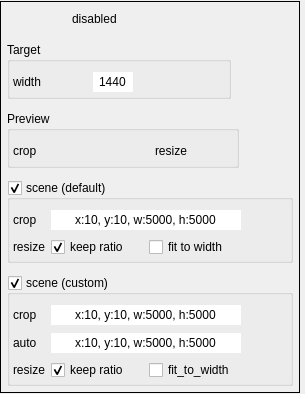
JepEtau/mco, file tools/ui/ui/ui_widget_geometry.ui: the form before one commit.
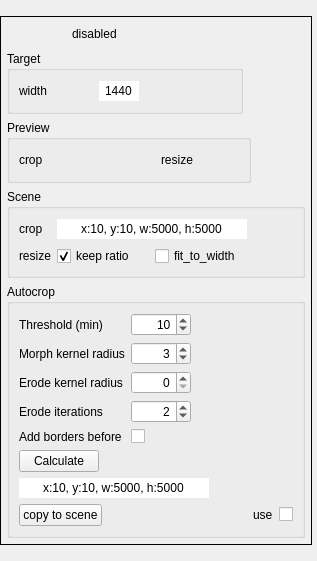
The form after the commit. Icons and pictures are not drawn.

Commit message: refactored geometry widget adding autocrop

The edit to the form file:
```diff
--- a/tools/ui/ui/ui_widget_geometry.ui
+++ b/tools/ui/ui/ui_widget_geometry.ui
@@ -6,8 +6,8 @@
    <rect>
     <x>0</x>
     <y>0</y>
-    <width>305</width>
-    <height>394</height>
+    <width>317</width>
+    <height>561</height>
    </rect>
   </property>
   <property name="sizePolicy">
@@ -47,9 +47,6 @@
       <enum>QFrame::Shadow::Plain</enum>
      </property>
      <layout class="QVBoxLayout" name="verticalLayout_2">
-      <property name="spacing">
-       <number>12</number>
-      </property>
       <property name="leftMargin">
        <number>6</number>
       </property>
@@ -207,19 +204,7 @@
         <property name="checked">
          <bool>false</bool>
         </property>
-        <layout class="QGridLayout" name="gridLayout">
-         <property name="leftMargin">
-          <number>3</number>
-         </property>
-         <property name="topMargin">
-          <number>9</number>
-         </property>
-         <property name="rightMargin">
-          <number>3</number>
-         </property>
-         <property name="bottomMargin">
-          <number>3</number>
-         </property>
+        <layout class="QGridLayout" name="_2">
          <item row="0" column="0">
           <widget class="QLabel" name="label_9">
            <property name="lineWidth">
@@ -363,19 +348,7 @@
         <property name="checked">
          <bool>false</bool>
         </property>
-        <layout class="QGridLayout" name="gridLayout_4">
-         <property name="leftMargin">
-          <number>3</number>
-         </property>
-         <property name="topMargin">
-          <number>9</number>
-         </property>
-         <property name="rightMargin">
-          <number>3</number>
-         </property>
-         <property name="bottomMargin">
-          <number>3</number>
-         </property>
+        <layout class="QGridLayout" name="_3">
          <item row="0" column="2">
           <widget class="QPushButton" name="pushButton_scene_crop_preview">
            <property name="focusPolicy">
@@ -481,156 +454,6 @@
         </layout>
        </widget>
       </item>
-      <item>
-       <widget class="QGroupBox" name="groupBox_default_scene_geometry">
-        <property name="enabled">
-         <bool>true</bool>
-        </property>
-        <property name="sizePolicy">
-         <sizepolicy hsizetype="Maximum" vsizetype="Preferred">
-          <horstretch>0</horstretch>
-          <verstretch>0</verstretch>
-         </sizepolicy>
-        </property>
-        <property name="focusPolicy">
-         <enum>Qt::FocusPolicy::NoFocus</enum>
-        </property>
-        <property name="title">
-         <string>scene (default)</string>
-        </property>
-        <property name="checkable">
-         <bool>true</bool>
-        </property>
-        <property name="checked">
-         <bool>true</bool>
-        </property>
-        <layout class="QGridLayout" name="gridLayout_3">
-         <property name="leftMargin">
-          <number>3</number>
-         </property>
-         <property name="topMargin">
-          <number>9</number>
-         </property>
-         <property name="rightMargin">
-          <number>3</number>
-         </property>
-         <property name="bottomMargin">
-          <number>3</number>
-         </property>
-         <item row="1" column="1">
-          <layout class="QHBoxLayout" name="horizontalLayout_4">
-           <item>
-            <widget class="QCheckBox" name="checkBox_default_scene_keep_ratio">
-             <property name="enabled">
-              <bool>true</bool>
-             </property>
-             <property name="focusPolicy">
-              <enum>Qt::FocusPolicy::NoFocus</enum>
-             </property>
-             <property name="text">
-              <string>keep ratio</string>
-             </property>
-             <property name="checked">
-              <bool>true</bool>
-             </property>
-            </widget>
-           </item>
-           <item>
-            <widget class="QCheckBox" name="checkBox_default_scene_fit_to_width">
-             <property name="enabled">
-              <bool>true</bool>
-             </property>
-             <property name="focusPolicy">
-              <enum>Qt::FocusPolicy::NoFocus</enum>
-             </property>
-             <property name="text">
-              <string>fit to width</string>
-             </property>
-            </widget>
-           </item>
-          </layout>
-         </item>
-         <item row="1" column="0">
-          <widget class="QLabel" name="label_20">
-           <property name="lineWidth">
-            <number>0</number>
-           </property>
-           <property name="text">
-            <string>resize</string>
-           </property>
-          </widget>
-         </item>
-         <item row="0" column="1">
-          <widget class="QLineEdit" name="lineEdit_default_scene_crop_rectangle">
-           <property name="sizePolicy">
-            <sizepolicy hsizetype="Fixed" vsizetype="Fixed">
-             <horstretch>0</horstretch>
-             <verstretch>0</verstretch>
-            </sizepolicy>
-           </property>
-           <property name="minimumSize">
-            <size>
-             <width>190</width>
-             <height>0</height>
-            </size>
-           </property>
-           <property name="maximumSize">
-            <size>
-             <width>190</width>
-             <height>16777215</height>
-            </size>
-           </property>
-           <property name="text">
-            <string>x:10, y:10, w:5000, h:5000</string>
-           </property>
-           <property name="frame">
-            <bool>false</bool>
-           </property>
-           <property name="alignment">
-            <set>Qt::AlignmentFlag::AlignCenter</set>
-           </property>
-           <property name="readOnly">
-            <bool>true</bool>
-           </property>
-          </widget>
-         </item>
-         <item row="0" column="2">
-          <widget class="QPushButton" name="pushButton_default_scene_discard">
-           <property name="sizePolicy">
-            <sizepolicy hsizetype="Maximum" vsizetype="Fixed">
-             <horstretch>0</horstretch>
-             <verstretch>0</verstretch>
-            </sizepolicy>
-           </property>
-           <property name="focusPolicy">
-            <enum>Qt::FocusPolicy::NoFocus</enum>
-           </property>
-           <property name="text">
-            <string extracomment="Undo (Ctrl-Z)"/>
-           </property>
-           <property name="icon">
-            <iconset>
-             <normaloff>../../icons/grey/undo.svg</normaloff>
-             <normalon>../../icons/purple/undo.svg</normalon>../../icons/grey/undo.svg</iconset>
-           </property>
-           <property name="flat">
-            <bool>true</bool>
-           </property>
-          </widget>
-         </item>
-         <item row="0" column="0">
-          <widget class="QLabel" name="label_11">
-           <property name="lineWidth">
-            <number>0</number>
-           </property>
-           <property name="text">
-            <string>crop</string>
-           </property>
-          </widget>
-         </item>
-        </layout>
-       </widget>
-      </item>
       <item>
        <widget class="QGroupBox" name="groupBox_scene_geometry">
         <property name="sizePolicy">
@@ -643,28 +466,40 @@
          <enum>Qt::FocusPolicy::NoFocus</enum>
         </property>
         <property name="title">
-         <string>scene (custom)</string>
+         <string>Scene</string>
         </property>
         <property name="checkable">
-         <bool>true</bool>
+         <bool>false</bool>
         </property>
         <property name="checked">
-         <bool>true</bool>
+         <bool>false</bool>
         </property>
         <layout class="QGridLayout" name="gridLayout_2">
-         <property name="leftMargin">
-          <number>3</number>
-         </property>
-         <property name="topMargin">
-          <number>9</number>
-         </property>
-         <property name="rightMargin">
-          <number>3</number>
-         </property>
-         <property name="bottomMargin">
-          <number>3</number>
-         </property>
-         <item row="2" column="0">
+         <item row="0" column="2">
+          <widget class="QPushButton" name="pushButton_scene_discard">
+           <property name="sizePolicy">
+            <sizepolicy hsizetype="Maximum" vsizetype="Fixed">
+             <horstretch>0</horstretch>
+             <verstretch>0</verstretch>
+            </sizepolicy>
+           </property>
+           <property name="focusPolicy">
+            <enum>Qt::FocusPolicy::NoFocus</enum>
+           </property>
+           <property name="text">
+            <string extracomment="Undo (Ctrl-Z)"/>
+           </property>
+           <property name="icon">
+            <iconset>
+             <normaloff>../../icons/grey/undo.svg</normaloff>
+             <normalon>../../icons/purple/undo.svg</normalon>../../icons/grey/undo.svg</iconset>
+           </property>
+           <property name="flat">
+            <bool>true</bool>
+           </property>
+          </widget>
+         </item>
+         <item row="1" column="0">
           <widget class="QLabel" name="label_19">
            <property name="enabled">
             <bool>true</bool>
@@ -727,7 +562,7 @@
            </property>
           </widget>
          </item>
-         <item row="2" column="1">
+         <item row="1" column="1">
           <layout class="QHBoxLayout" name="horizontalLayout_3">
            <item>
             <widget class="QCheckBox" name="checkBox_scene_keep_ratio">
@@ -784,8 +619,161 @@
            </property>
           </widget>
          </item>
-         <item row="1" column="1">
-          <widget class="QLineEdit" name="lineEdit_scene_crop_rectangle_2">
+        </layout>
+       </widget>
+      </item>
+      <item>
+       <widget class="QGroupBox" name="groupBox">
+        <property name="title">
+         <string>Autocrop</string>
+        </property>
+        <layout class="QVBoxLayout" name="verticalLayout">
+         <item>
+          <layout class="QFormLayout" name="formLayout_3">
+           <property name="sizeConstraint">
+            <enum>QLayout::SizeConstraint::SetDefaultConstraint</enum>
+           </property>
+           <item row="0" column="0">
+            <widget class="QLabel" name="label">
+             <property name="text">
+              <string>Threshold (min)</string>
+             </property>
+            </widget>
+           </item>
+           <item row="0" column="1">
+            <widget class="QSpinBox" name="spinBox_threshold_min">
+             <property name="maximumSize">
+              <size>
+               <width>60</width>
+               <height>16777215</height>
+              </size>
+             </property>
+             <property name="alignment">
+              <set>Qt::AlignmentFlag::AlignRight|Qt::AlignmentFlag::AlignTrailing|Qt::AlignmentFlag::AlignVCenter</set>
+             </property>
+             <property name="maximum">
+              <number>127</number>
+             </property>
+             <property name="value">
+              <number>10</number>
+             </property>
+            </widget>
+           </item>
+           <item row="1" column="0">
+            <widget class="QLabel" name="label_2">
+             <property name="text">
+              <string>Morph kernel radius</string>
+             </property>
+            </widget>
+           </item>
+           <item row="1" column="1">
+            <widget class="QSpinBox" name="spinBox_morph_kernel_radius">
+             <property name="maximumSize">
+              <size>
+               <width>60</width>
+               <height>16777215</height>
+              </size>
+             </property>
+             <property name="alignment">
+              <set>Qt::AlignmentFlag::AlignRight|Qt::AlignmentFlag::AlignTrailing|Qt::AlignmentFlag::AlignVCenter</set>
+             </property>
+             <property name="minimum">
+              <number>0</number>
+             </property>
+             <property name="maximum">
+              <number>11</number>
+             </property>
+             <property name="value">
+              <number>3</number>
+             </property>
+            </widget>
+           </item>
+           <item row="2" column="0">
+            <widget class="QLabel" name="label_3">
+             <property name="text">
+              <string>Erode kernel radius</string>
+             </property>
+            </widget>
+           </item>
+           <item row="2" column="1">
+            <widget class="QSpinBox" name="spinBox_erode_kernel_radius">
+             <property name="maximumSize">
+              <size>
+               <width>60</width>
+               <height>16777215</height>
+              </size>
+             </property>
+             <property name="alignment">
+              <set>Qt::AlignmentFlag::AlignRight|Qt::AlignmentFlag::AlignTrailing|Qt::AlignmentFlag::AlignVCenter</set>
+             </property>
+             <property name="maximum">
+              <number>11</number>
+             </property>
+            </widget>
+           </item>
+           <item row="3" column="0">
+            <widget class="QLabel" name="label_4">
+             <property name="text">
+              <string>Erode iterations</string>
+             </property>
+            </widget>
+           </item>
+           <item row="3" column="1">
+            <widget class="QSpinBox" name="spinBox_erode_iterations">
+             <property name="maximumSize">
+              <size>
+               <width>60</width>
+               <height>16777215</height>
+              </size>
+             </property>
+             <property name="alignment">
+              <set>Qt::AlignmentFlag::AlignRight|Qt::AlignmentFlag::AlignTrailing|Qt::AlignmentFlag::AlignVCenter</set>
+             </property>
+             <property name="maximum">
+              <number>3</number>
+             </property>
+             <property name="value">
+              <number>2</number>
+             </property>
+            </widget>
+           </item>
+           <item row="4" column="0">
+            <widget class="QLabel" name="label_5">
+             <property name="text">
+              <string>Add borders before</string>
+             </property>
+            </widget>
+           </item>
+           <item row="4" column="1">
+            <widget class="QCheckBox" name="checkBox_do_add_borders">
+             <property name="maximumSize">
+              <size>
+               <width>60</width>
+               <height>16777215</height>
+              </size>
+             </property>
+             <property name="text">
+              <string notr="true"/>
+             </property>
+            </widget>
+           </item>
+           <item row="5" column="0">
+            <widget class="QPushButton" name="pushButton_calculate">
+             <property name="sizePolicy">
+              <sizepolicy hsizetype="Maximum" vsizetype="Fixed">
+               <horstretch>0</horstretch>
+               <verstretch>0</verstretch>
+              </sizepolicy>
+             </property>
+             <property name="text">
+              <string>Calculate</string>
+             </property>
+            </widget>
+           </item>
+          </layout>
+         </item>
+         <item>
+          <widget class="QLineEdit" name="lineEdit_scene_autocrop">
            <property name="enabled">
             <bool>true</bool>
            </property>
@@ -821,42 +809,52 @@
            </property>
           </widget>
          </item>
-         <item row="1" column="0">
-          <widget class="QLabel" name="label_13">
-           <property name="enabled">
-            <bool>true</bool>
-           </property>
-           <property name="lineWidth">
+         <item>
+          <layout class="QHBoxLayout" name="horizontalLayout_2">
+           <property name="bottomMargin">
             <number>0</number>
            </property>
-           <property name="text">
-            <string>auto</string>
-           </property>
-          </widget>
-         </item>
-         <item row="1" column="2">
-          <widget class="QPushButton" name="pushButton_autocrop">
-           <property name="sizePolicy">
-            <sizepolicy hsizetype="Maximum" vsizetype="Fixed">
-             <horstretch>0</horstretch>
-             <verstretch>0</verstretch>
-            </sizepolicy>
-           </property>
-           <property name="focusPolicy">
-            <enum>Qt::FocusPolicy::NoFocus</enum>
-           </property>
-           <property name="text">
-            <string extracomment="Undo (Ctrl-Z)"/>
-           </property>
-           <property name="icon">
-            <iconset>
-             <normaloff>../../icons/grey/undo.svg</normaloff>
-             <normalon>../../icons/blue/calculator.svg</normalon>../../icons/grey/undo.svg</iconset>
-           </property>
-           <property name="flat">
-            <bool>true</bool>
-           </property>
-          </widget>
+           <item>
+            <widget class="QPushButton" name="pushButton_copy_to_scene">
+             <property name="sizePolicy">
+              <sizepolicy hsizetype="Maximum" vsizetype="Fixed">
+               <horstretch>0</horstretch>
+               <verstretch>0</verstretch>
+              </sizepolicy>
+             </property>
+             <property name="text">
+              <string>copy to scene</string>
+             </property>
+            </widget>
+           </item>
+           <item>
+            <spacer name="horizontalSpacer_4">
+             <property name="orientation">
+              <enum>Qt::Orientation::Horizontal</enum>
+             </property>
+             <property name="sizeHint" stdset="0">
+              <size>
+               <width>40</width>
+               <height>20</height>
+              </size>
+             </property>
+            </spacer>
+           </item>
+           <item>
+            <widget class="QLabel" name="label_6">
+             <property name="text">
+              <string>use</string>
+             </property>
+            </widget>
+           </item>
+           <item>
+            <widget class="QCheckBox" name="checkBox_use_as_crop_method">
+             <property name="text">
+              <string notr="true"/>
+             </property>
+            </widget>
+           </item>
+          </layout>
          </item>
         </layout>
        </widget>
```
Left out of the diff: 44 changed lines with no effect on the pictures. The commit also changes 6 other files.
